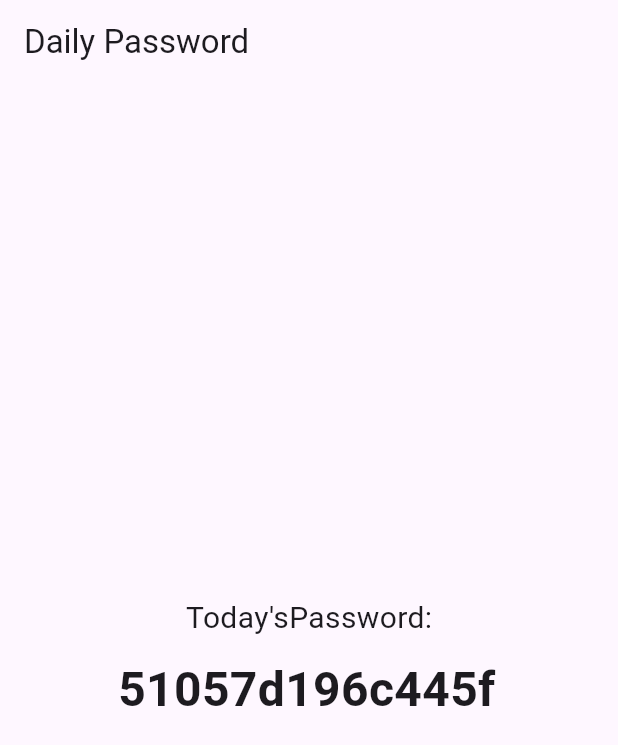
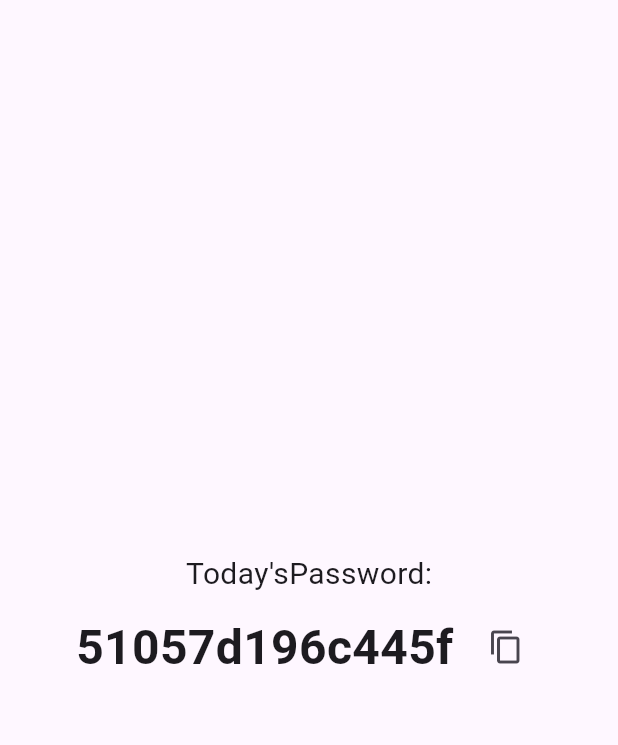
Before and after one commit to kamalkoranga/kaalpass, a Flutter app: the screen it shows after launch, on a phone screen of 412 x 824 dp. Shown: the top 745 px of the screen. Run offline on Flutter 3.47's test engine with Material 3 defaults, Android fonts, the phone set to English and light mode, and no system bars.

Commit message:
added clipboard feature

```diff
--- a/lib/main.dart
+++ b/lib/main.dart
@@ -2,6 +2,7 @@ import 'dart:async';
 import 'dart:convert';
 import 'package:crypto/crypto.dart';
 import 'package:flutter/material.dart';
+import 'package:flutter/services.dart';
 
 void main() {
   runApp(DailyPasswordApp());
@@ -61,18 +62,34 @@ class _PasswordScreenState extends State<PasswordScreen> {
   @override
   Widget build(BuildContext context) {
     return Scaffold(
-      appBar: AppBar(
-        title: Text('Daily Password'),
-      ),
       body: Center(
         child: Column(
           mainAxisAlignment: MainAxisAlignment.center,
           children: <Widget>[
             Text('Today\'sPassword:', style: TextStyle(fontSize: 20)),
             SizedBox(height: 10),
-            SelectableText(
-              currentPassword,
-              style: TextStyle(fontSize: 32, fontWeight: FontWeight.bold),
+            Row(
+              mainAxisAlignment: MainAxisAlignment.center,
+              children: [
+                SelectableText(
+                  currentPassword,
+                  style: TextStyle(fontSize: 32, fontWeight: FontWeight.bold),
+                ),
+                SizedBox(width: 8,),
+                IconButton(
+                  icon: Icon(Icons.copy),
+                  tooltip: 'Copy to clipboard',
+                  onPressed: () {
+                    Clipboard.setData(ClipboardData(text: currentPassword));
+                    ScaffoldMessenger.of(context).showSnackBar(
+                      SnackBar(
+                        content: Text('Password copied to clipboard'),
+                        duration: Duration(seconds: 1),
+                      )
+                    );
+                  },
+                )
+              ],
             ),
           ],
         ),
```
